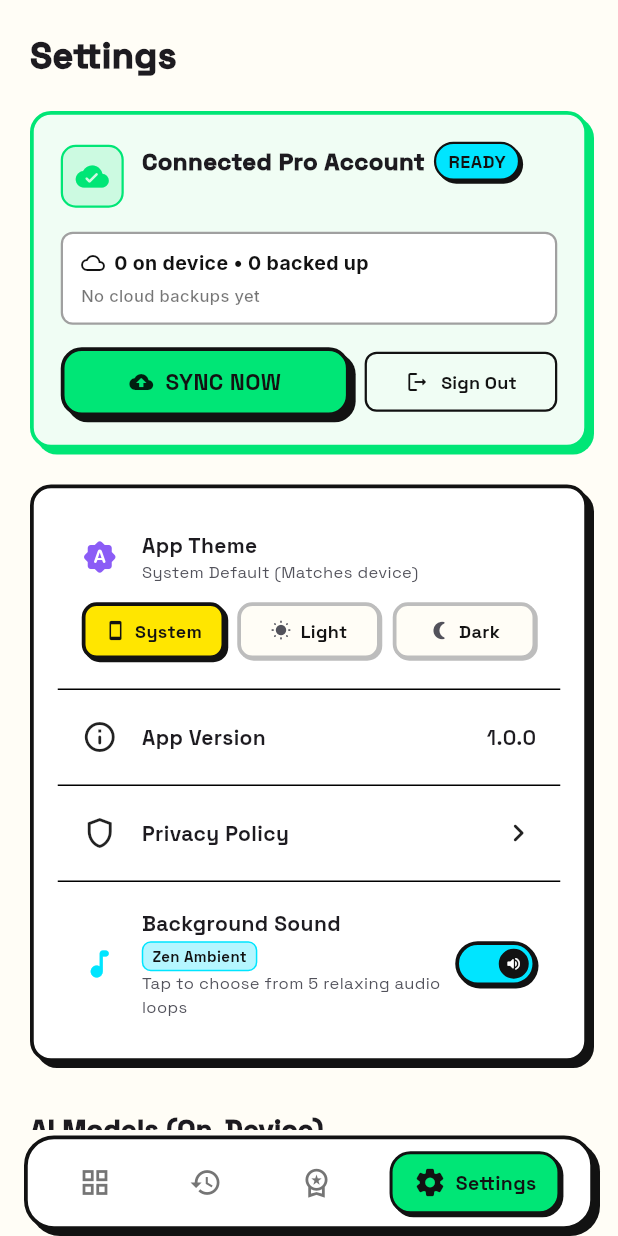
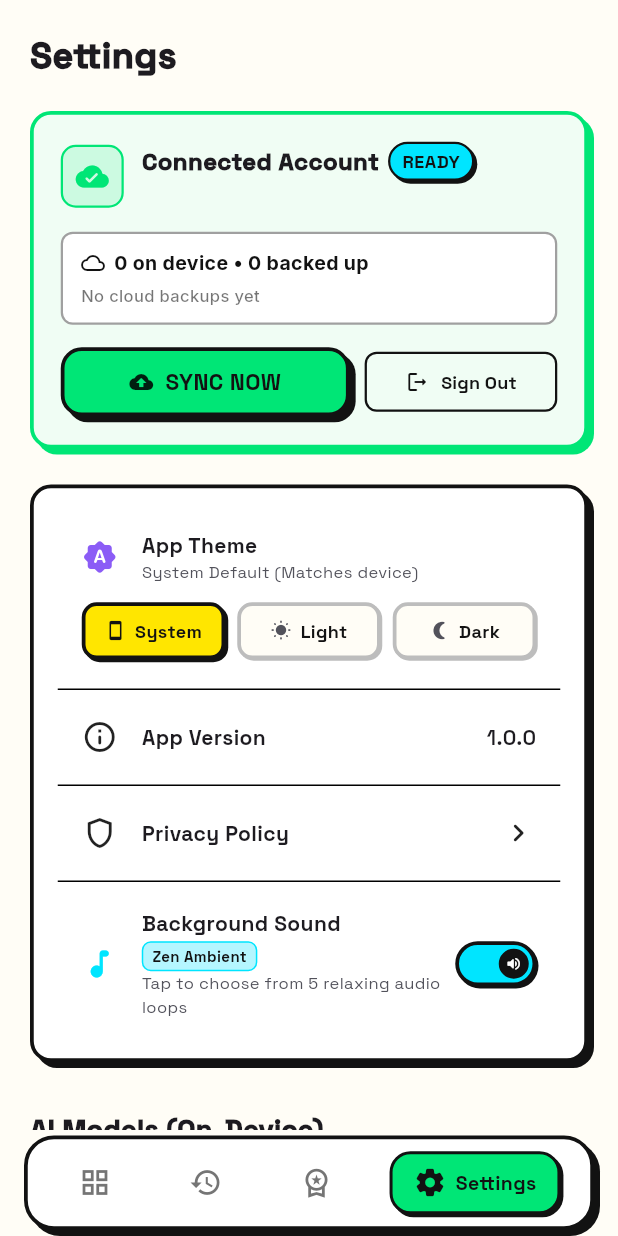
Before and after one commit to al-fahad-bd/picstools, a Flutter app: the MainNavView screen opened by its route, item 4 of the bottom bar chosen, on a phone screen of 412 x 824 dp. Run offline on Flutter 3.47's test engine with Material 3 defaults, Android fonts, the phone set to English and light mode, and no system bars; our stand-ins replace audioplayers, cloud_firestore, dio, equatable, firebase_auth, firebase_core and 14 more; missing offline and left inert: flutter_onnxruntime, gal; accounts and stored records are empty; network calls fail; statements that could not run were skipped.

Commit message:
Enable sign-in and cloud sync options for all users in settings

```diff
--- a/lib/features/settings/presentation/widgets/account_sync_card.dart
+++ b/lib/features/settings/presentation/widgets/account_sync_card.dart
@@ -76,18 +76,13 @@ class AccountSyncCard extends StatelessWidget {
                 ? authState.photoUrl
                 : getIt<AuthBloc>().authService.photoUrl);
 
-        // Free users do not see ANY sync/account widget
-        if (!isPro && !isSignedIn) {
-          return const SizedBox.shrink();
+        // State 1: Signed In / Linked Account
+        if (isSignedIn && userEmail != null) {
+          return _buildSignedInCard(context, userEmail, displayName, userAge, photoUrl, isPro);
         }
 
-        // State 1: Pro User & Signed In / Linked Account
-        if (isSignedIn && userEmail != null) {
-          return _buildSignedInCard(context, userEmail, displayName, userAge, photoUrl);
-        }
-
-        // State 2: Pro User (Not linked to email account yet)
-        return _buildProUnlinkedCard(context, isLoading);
+        // State 2: Unlinked (Available to ALL users)
+        return _buildUnlinkedCard(context, isLoading, isPro);
       },
     );
   }
@@ -98,6 +93,7 @@ class AccountSyncCard extends StatelessWidget {
     String? displayName,
     int? age,
     String? photoUrl,
+    bool isPro,
   ) {
     final nameText = displayName != null && displayName.isNotEmpty
         ? (age != null ? '$displayName ($age yrs)' : displayName)
@@ -173,7 +169,7 @@ class AccountSyncCard extends StatelessWidget {
                             children: [
                               Flexible(
                                 child: Text(
-                                  nameText ?? 'Connected Pro Account',
+                                  nameText ?? (isPro ? 'Connected Pro Account' : 'Connected Account'),
                                   style: GoogleFonts.spaceGrotesk(
                                     fontSize: 16,
                                     fontWeight: FontWeight.w900,
@@ -339,7 +335,7 @@ class AccountSyncCard extends StatelessWidget {
     }
   }
 
-  Widget _buildProUnlinkedCard(BuildContext context, bool isLoading) {
+  Widget _buildUnlinkedCard(BuildContext context, bool isLoading, bool isPro) {
     return Padding(
       padding: const EdgeInsets.only(bottom: 24.0),
       child: NeoCard(
@@ -380,12 +376,14 @@ class AccountSyncCard extends StatelessWidget {
                               ),
                             ),
                           ),
+                          if (isPro) ...[
                             const SizedBox(width: 6),
                             const NeoBadge(
                               label: 'PRO',
                               backgroundColor: NeoColors.yellow,
                               textColor: NeoColors.textPrimaryLight,
                             ),
+                          ],
                         ],
                       ),
                       const SizedBox(height: 2),
@@ -404,7 +402,7 @@ class AccountSyncCard extends StatelessWidget {
             ),
             const SizedBox(height: 12),
             Text(
-              'Sign in with Google to automatically back up your history & sync your Pro status across all your devices.',
+              'Sign in with Google to automatically back up your history & sync across all your devices.',
               style: GoogleFonts.inter(
                 fontSize: 12,
                 color: isDark ? Colors.white70 : Colors.black87,
```
Lines whose indentation alone changed are shown as unchanged.
